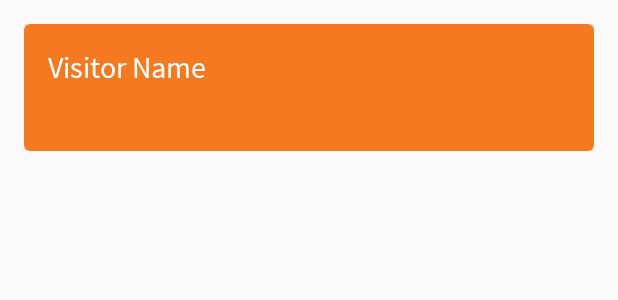
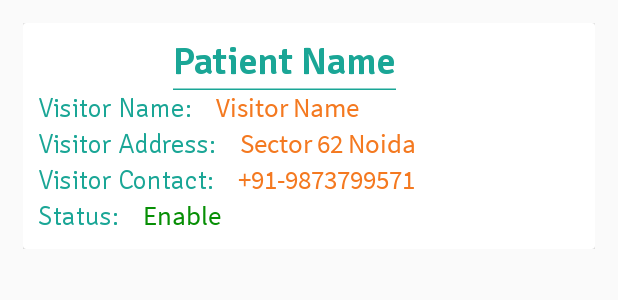
Before and after one commit to zeeshankhan7/QRGenerator, an Android app: the layout recyclerview_item_row.xml on its own in the app's theme, with its tools: preview values and no code run, on a phone screen of 412 x 824 dp. Shown: the top 300 px of the screen. Run offline under Robolectric (Android 15) with nearby library versions, the phone set to English and light mode, and no system bars.

Commit message:
Change recyclerview Change visitor layout add floating action button

```diff
--- a/app/src/main/AndroidManifest.xml
+++ b/app/src/main/AndroidManifest.xml
@@ -4,7 +4,7 @@
 
     <application
         android:allowBackup="true"
-        android:icon="@mipmap/ic_launcher"
+        android:icon="@mipmap/hospital"
         android:label="@string/app_name"
         android:supportsRtl="true"
         android:theme="@style/MyMaterialTheme">
--- a/app/src/main/java/com/qrgenerator/fragments/VisitorListFragment.java
+++ b/app/src/main/java/com/qrgenerator/fragments/VisitorListFragment.java
@@ -4,6 +4,7 @@ import android.app.Dialog;
 import android.graphics.drawable.ColorDrawable;
 import android.os.Bundle;
 import android.support.annotation.Nullable;
+import android.support.design.widget.FloatingActionButton;
 import android.support.v4.app.Fragment;
 import android.support.v4.app.FragmentManager;
 import android.support.v7.widget.DefaultItemAnimator;
@@ -42,7 +43,7 @@ public class VisitorListFragment extends Fragment {
     @BindView(R.id.visitor_form)
     View v;
     @BindView(R.id.allow_visitor_btn)
-    Button allowVisitorBtn;
+    FloatingActionButton allowVisitorBtn;
 
     @OnClick(R.id.allow_visitor_btn)
     public void buttonClick() {
@@ -144,7 +145,7 @@ public class VisitorListFragment extends Fragment {
         allowedVisitorCount=prepareVisitor();
         if(allowedVisitorCount==1 ){
             mRecyclerView.setVisibility(View.VISIBLE);
-            allowVisitorBtn.setVisibility(View.VISIBLE);
+          //  allowVisitorBtn.setVisibility(View.VISIBLE);
             adapter= new VisitorAdapter(getContext(), visitorList);
             mRecyclerView.setLayoutManager(mLinearLayoutManager);
             mRecyclerView.setItemAnimator(new DefaultItemAnimator());
--- /dev/null
+++ b/app/src/main/res/drawable/ic_add_black_24dp.xml
@@ -0,0 +1,9 @@
+<vector xmlns:android="http://schemas.android.com/apk/res/android"
+        android:width="24dp"
+        android:height="24dp"
+        android:viewportWidth="24.0"
+        android:viewportHeight="24.0">
+    <path
+        android:fillColor="#ffffff"
+        android:pathData="M19,13h-6v6h-2v-6H5v-2h6V5h2v6h6v2z"/>
+</vector>
--- a/app/src/main/res/layout/activity_main.xml
+++ b/app/src/main/res/layout/activity_main.xml
@@ -2,27 +2,31 @@
 <android.support.design.widget.CoordinatorLayout xmlns:android="http://schemas.android.com/apk/res/android"
     xmlns:app="http://schemas.android.com/apk/res-auto"
     android:id="@+id/container"
+    android:background="@color/colorPrimary"
     android:layout_width="match_parent"
     android:layout_height="match_parent">
 
     <RelativeLayout
         android:id="@+id/activity_main1"
         android:layout_width="match_parent"
-        android:layout_height="wrap_content"
-        android:paddingBottom="@dimen/activity_vertical_margin"
+        android:layout_height="match_parent"
+        android:layout_margin="5dp"
+        android:background="#ffffff"
         android:paddingLeft="@dimen/activity_horizontal_margin"
         android:paddingRight="@dimen/activity_horizontal_margin"
         android:paddingTop="@dimen/activity_vertical_margin">
 
         <ImageView
             android:id="@+id/max_logo"
-            android:layout_width="200dp"
-            android:layout_height="100dp"
+            android:layout_width="80dp"
+            android:layout_height="80dp"
+
             android:layout_centerHorizontal="true"
             android:contentDescription="@string/description_zoom_touch_close"
-            android:src="@drawable/max_logo" />
+            android:src="@mipmap/hospital" />
 
         <android.support.v7.widget.CardView
+            android:layout_marginTop="10dp"
             style="@style/LoginFormCardStyle"
             android:layout_width="match_parent"
             android:layout_height="wrap_content"
--- a/app/src/main/res/layout/fragment_visitor.xml
+++ b/app/src/main/res/layout/fragment_visitor.xml
@@ -2,25 +2,29 @@
 <RelativeLayout
     xmlns:android="http://schemas.android.com/apk/res/android"
     android:layout_width="match_parent"
+    android:background="#f4f2ef"
     android:layout_height="match_parent">
     <android.support.v7.widget.RecyclerView
 
         android:id="@+id/recyclerView"
-        android:visibility="gone"
+        android:visibility="visible"
     android:layout_width="match_parent"
-        android:layout_height="match_parent"
+        android:layout_height="wrap_content"
         android:scrollbars="vertical"/>
-    <com.qrgenerator.customviews.CustomFontButton
-        android:text="Allow Visitor"
-        android:layout_width="wrap_content"
-        android:layout_height="wrap_content"
-        android:visibility="gone"
-        android:theme="@style/AppButtonStyle"
-        android:id="@+id/allow_visitor_btn"
-        android:layout_centerInParent="true"
-        android:layout_marginTop="13dp" />
+
+
     <include
         android:id="@+id/visitor_form"
         layout="@layout/visitor_form"
         android:visibility="gone"/>
+
+    <android.support.design.widget.FloatingActionButton
+        android:id="@+id/allow_visitor_btn"
+        android:layout_alignParentBottom="true"
+        android:layout_width="wrap_content"
+        android:layout_height="wrap_content"
+        android:layout_alignParentRight="true"
+android:layout_marginRight="10dp"
+        android:layout_marginBottom="65dp"
+        android:src="@drawable/ic_add_black_24dp" />
 </RelativeLayout>
--- a/app/src/main/res/layout/recyclerview_item_row.xml
+++ b/app/src/main/res/layout/recyclerview_item_row.xml
@@ -1,50 +1,142 @@
 <?xml version="1.0" encoding="utf-8"?>
 <RelativeLayout xmlns:android="http://schemas.android.com/apk/res/android"
-    android:orientation="vertical" android:layout_width="match_parent"
-    android:padding="@dimen/activity_horizontal_margin"
+    xmlns:app="http://schemas.android.com/apk/res-auto"
+    android:orientation="vertical"
+    android:layout_width="match_parent"
+    android:padding="15dp"
     android:layout_height="wrap_content">
 
     <android.support.v7.widget.CardView
         xmlns:card_view="http://schemas.android.com/apk/res-auto"
         android:id="@+id/card_view"
         android:layout_width="match_parent"
-        style="@style/CardViewStyle"
+
+        style="@style/LoginFormCardStyle"
+        card_view:cardBackgroundColor="#ffffff"
         android:layout_height="wrap_content">
-        <RelativeLayout
+        <LinearLayout
             android:layout_width="match_parent"
             android:layout_height="wrap_content"
-            android:padding="@dimen/activity_horizontal_margin"
+            android:orientation="vertical"
+            android:padding="10dp"
             >
+            <com.qrgenerator.customviews.CustomFontUnderlineTextView
+                android:id="@+id/patient_name"
+                android:layout_width="wrap_content"
+                android:layout_height="wrap_content"
+                android:layout_alignParentLeft="true"
+                android:textColor="@color/colorPrimaryDark"
+                android:textSize="25sp"
+                android:layout_gravity="center_horizontal"
+                app:custom_font="signika_semi_bold"
+                android:layout_alignParentTop="true"
+                android:layout_marginRight="16dp"
+                android:text="Patient Name"/>
+            <LinearLayout
+                android:layout_width="match_parent"
+                android:layout_height="wrap_content">
+                <com.qrgenerator.customviews.CustomFontTextView
+                    android:id="@+id/visitor_name_title"
+                    android:layout_width="wrap_content"
+                    android:layout_height="wrap_content"
+                    android:layout_alignParentLeft="true"
+                    android:textColor="@color/colorPrimaryDark"
+                    android:textSize="18sp"
+                    app:custom_font="signika_light"
+                    android:layout_alignParentTop="true"
+                    android:layout_marginRight="16dp"
+                    android:text="Visitor Name:"/>
                 <com.qrgenerator.customviews.CustomFontTextView
                     android:id="@+id/visitor_name"
                     android:layout_width="wrap_content"
                     android:layout_height="wrap_content"
                     android:layout_alignParentLeft="true"
-                android:textColor="#FFFFFF"
-                android:textSize="20sp"
+                    android:textColor="@color/colorAccent"
+                    android:textSize="18sp"
                     android:textStyle="bold"
                     android:layout_alignParentTop="true"
                     android:layout_marginRight="16dp"
                     android:text="Visitor Name"/>
+            </LinearLayout>
+            <LinearLayout
+                android:layout_width="match_parent"
+                android:layout_height="wrap_content">
+                <com.qrgenerator.customviews.CustomFontTextView
+                    android:id="@+id/visitor_address_title"
+                    android:layout_width="wrap_content"
+                    android:layout_height="wrap_content"
+                    android:layout_alignParentLeft="true"
+                    android:textColor="@color/colorPrimaryDark"
+                    android:textSize="18sp"
+                    app:custom_font="signika_light"
+                    android:layout_alignParentTop="true"
+                    android:layout_marginRight="16dp"
+                    android:text="Visitor Address:"/>
                 <com.qrgenerator.customviews.CustomFontTextView
                     android:id="@+id/visitor_address"
-                android:textSize="20sp"
-                android:textStyle="bold"
-                android:visibility="gone"
-                android:textColor="#FFFFFF"
                     android:layout_width="wrap_content"
                     android:layout_height="wrap_content"
-         android:layout_below="@id/visitor_name"/>
+                    android:layout_alignParentLeft="true"
+                    android:textColor="@color/colorAccent"
+                    android:textSize="18sp"
+                    android:textStyle="bold"
+                    android:layout_alignParentTop="true"
+                    android:layout_marginRight="16dp"
+                    android:text="Sector 62 Noida"/>
+            </LinearLayout>
+            <LinearLayout
+                android:layout_width="match_parent"
+                android:layout_height="wrap_content">
                 <com.qrgenerator.customviews.CustomFontTextView
+                    android:id="@+id/visitor_contact_no_title"
                     android:layout_width="wrap_content"
                     android:layout_height="wrap_content"
-            android:textSize="20sp"
+                    android:layout_alignParentLeft="true"
+                    android:textColor="@color/colorPrimaryDark"
+                    android:textSize="18sp"
+                    app:custom_font="signika_light"
+                    android:layout_alignParentTop="true"
+                    android:layout_marginRight="16dp"
+                    android:text="Visitor Contact:"/>
+                <com.qrgenerator.customviews.CustomFontTextView
+                    android:id="@+id/visitor_contact_no"
+                    android:layout_width="wrap_content"
+                    android:layout_height="wrap_content"
+                    android:layout_alignParentLeft="true"
+                    android:textColor="@color/colorAccent"
+                    android:textSize="18sp"
                     android:textStyle="bold"
-                android:textColor="#FFFFFF"
-            android:layout_below="@id/visitor_address"
-            android:id="@+id/visitor_contact_no"/>
+                    android:layout_alignParentTop="true"
+                    android:layout_marginRight="16dp"
+                    android:text="+91-9873799571"/>
+            </LinearLayout>
+            <LinearLayout
+                android:layout_width="match_parent"
+                android:layout_height="wrap_content">
+                <com.qrgenerator.customviews.CustomFontTextView
+                    android:id="@+id/status_title"
+                    android:layout_width="wrap_content"
+                    android:layout_height="wrap_content"
+                    android:layout_alignParentLeft="true"
+                    android:textColor="@color/colorPrimaryDark"
+                    android:textSize="18sp"
+                    app:custom_font="signika_light"
+                    android:layout_alignParentTop="true"
+                    android:layout_marginRight="16dp"
+                    android:text="Status:"/>
+                <com.qrgenerator.customviews.CustomFontTextView
+                    android:id="@+id/status"
+                    android:layout_width="wrap_content"
+                    android:layout_height="wrap_content"
+                    android:layout_alignParentLeft="true"
+                    android:textColor="#078f05"
+                    android:textSize="18sp"
+                    android:layout_alignParentTop="true"
+                    android:layout_marginRight="16dp"
+                    android:text="Enable"/>
+            </LinearLayout>
 
-</RelativeLayout>
+</LinearLayout>
     </android.support.v7.widget.CardView>
 
 </RelativeLayout>
--- a/app/src/main/res/values/colors.xml
+++ b/app/src/main/res/values/colors.xml
@@ -1,7 +1,7 @@
 <?xml version="1.0" encoding="utf-8"?>
 <resources>
     <color name="colorPrimary">#2e9f92</color>
-    <color name="colorPrimaryDark">#003974</color>
+    <color name="colorPrimaryDark">#1aa696</color>
     <color name="colorAccent">#f47920</color>
     <color name="QRCodeBlackColor">#000000</color>
     <color name="QRCodeWhiteColor">#ffffff</color>
```
Also changed, not shown: app/src/main/res/drawable/max_logo.png (deleted), app/src/main/res/mipmap-hdpi/hospital.png (added), app/src/main/res/mipmap-mdpi/hospital.png (added), app/src/main/res/mipmap-xhdpi/hospital.png (added), app/src/main/res/mipmap-xxhdpi/hospital.png (added), app/src/main/res/mipmap-xxxhdpi/hospital.png (added). Lines whose indentation alone changed are shown as unchanged.
